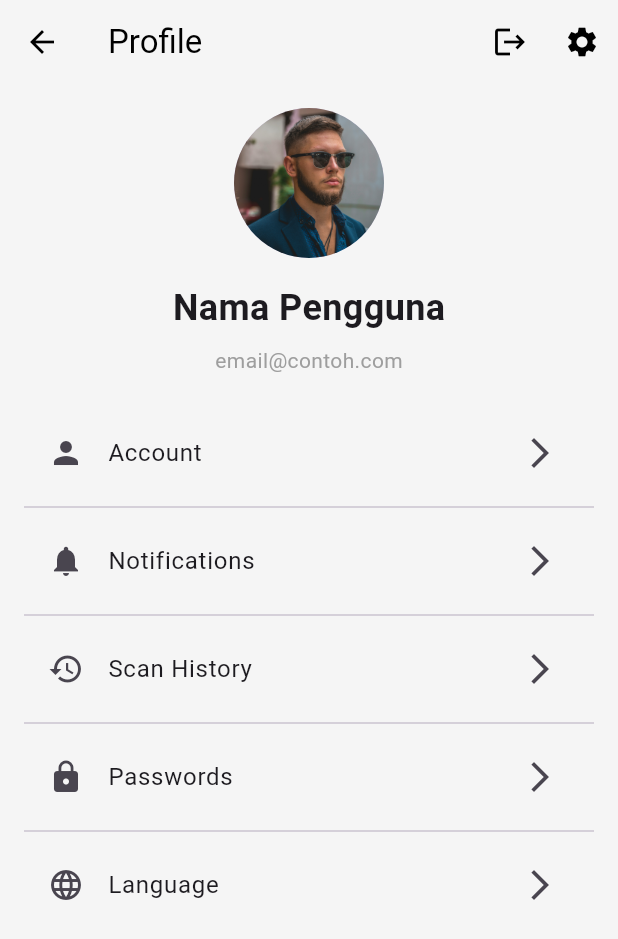
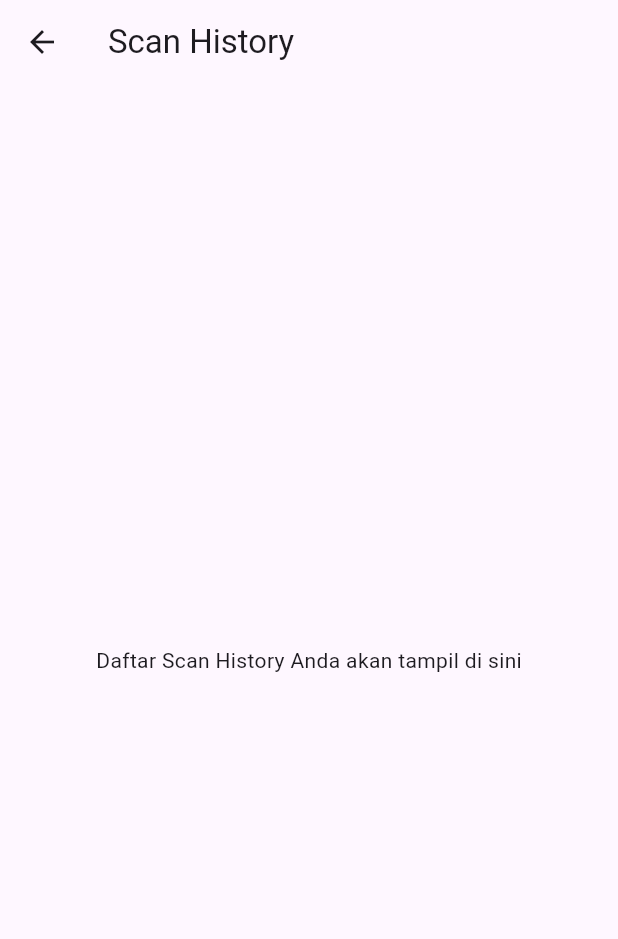
Before and after one commit to aryachandrak/PBL-Semester-5, a Flutter app: the ProfilePage screen opened directly, after a tap on "Scan History", on a phone screen of 412 x 824 dp. Shown: the top 939 px of the screen. Run offline on Flutter 3.47's test engine with Material 3 defaults, Android fonts, the phone set to English and light mode, and no system bars; our stand-ins replace camera, gap, google_fonts; missing offline and left inert: external_path, media_scanner.

Commit message:
transisi scan history page

```diff
--- /dev/null
+++ b/plugin_camera/lib/history_page.dart
@@ -0,0 +1,17 @@
+import 'package:flutter/material.dart';
+
+class ScanHistoryPage extends StatelessWidget {
+  const ScanHistoryPage({super.key});
+
+  @override
+  Widget build(BuildContext context) {
+    return Scaffold(
+      appBar: AppBar(
+        title: Text('Scan History'),
+      ),
+      body: Center(
+        child: Text('Daftar Scan History Anda akan tampil di sini'),
+      ),
+    );
+  }
+}
--- a/plugin_camera/lib/profile_page.dart
+++ b/plugin_camera/lib/profile_page.dart
@@ -1,4 +1,5 @@
 import 'package:flutter/material.dart';
+import 'package:plugin_camera/history_page.dart';
 
 class ProfilePage extends StatelessWidget {
   const ProfilePage({Key? key}) : super(key: key);
@@ -77,7 +78,10 @@ class ProfilePage extends StatelessWidget {
                   title: const Text('Scan History'),
                   trailing: const Icon(Icons.arrow_forward_ios),
                   onTap: () {
-                    // Tindakan untuk Devices
+                    Navigator.push(
+                              context,
+                              MaterialPageRoute(builder: (context) => ScanHistoryPage())
+                            );
                   },
                 ),
                 const Divider(),
```
Also changed, not shown: plugin_camera/lib/home_page.dart (+29 -3 lines).
